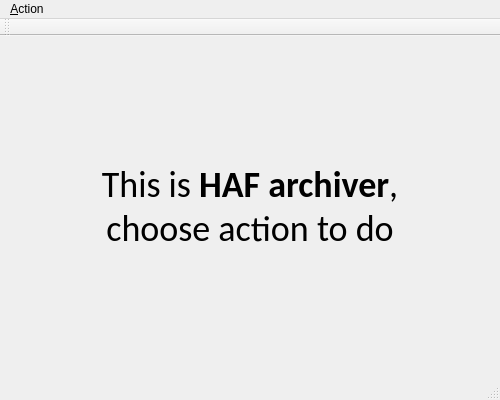
First picture: the form in app/main_window.ui, repository AndLvovSky/haf-archiver, before the edit.
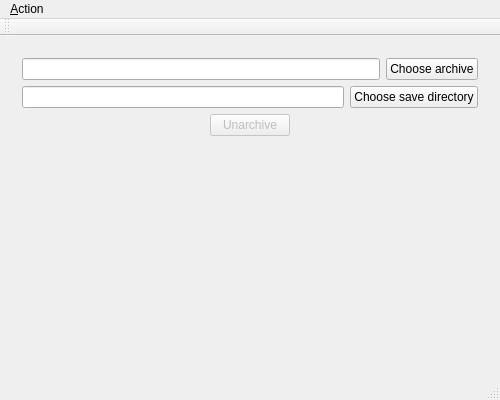
Second picture: the form after the edit. The open tabs and pages were chosen to show the change.

Commit message: Add unarchiving page, add archive name input to archiving page

```diff
--- a/app/main_window.ui
+++ b/app/main_window.ui
@@ -141,6 +141,123 @@
         </item>
         <item>
          <spacer name="verticalSpacer">
+          <property name="orientation">
+           <enum>Qt::Vertical</enum>
+          </property>
+          <property name="sizeType">
+           <enum>QSizePolicy::Expanding</enum>
+          </property>
+          <property name="sizeHint" stdset="0">
+           <size>
+            <width>20</width>
+            <height>187</height>
+           </size>
+          </property>
+         </spacer>
+        </item>
+       </layout>
+      </widget>
+      <widget class="QWidget" name="unarchiving_page">
+       <layout class="QVBoxLayout" name="verticalLayout_4">
+        <item>
+         <layout class="QHBoxLayout" name="horizontalLayout_4">
+          <item>
+           <widget class="QLineEdit" name="archiveText">
+            <property name="enabled">
+             <bool>true</bool>
+            </property>
+            <property name="readOnly">
+             <bool>true</bool>
+            </property>
+           </widget>
+          </item>
+          <item>
+           <widget class="QPushButton" name="chooseArchiveButton">
+            <property name="text">
+             <string>Choose archive</string>
+            </property>
+           </widget>
+          </item>
+         </layout>
+        </item>
+        <item>
+         <layout class="QHBoxLayout" name="horizontalLayout_5">
+          <item>
+           <widget class="QLineEdit" name="saveDirectoryText_2">
+            <property name="enabled">
+             <bool>true</bool>
+            </property>
+            <property name="readOnly">
+             <bool>true</bool>
+            </property>
+           </widget>
+          </item>
+          <item>
+           <widget class="QPushButton" name="chooseSaveDirectoryButton_2">
+            <property name="text">
+             <string>Choose save directory</string>
+            </property>
+           </widget>
+          </item>
+         </layout>
+        </item>
+        <item>
+         <layout class="QHBoxLayout" name="horizontalLayout_6">
+          <item>
+           <spacer name="horizontalSpacer_3">
+            <property name="orientation">
+             <enum>Qt::Horizontal</enum>
+            </property>
+            <property name="sizeHint" stdset="0">
+             <size>
+              <width>40</width>
+              <height>20</height>
+             </size>
+            </property>
+           </spacer>
+          </item>
+          <item>
+           <widget class="QPushButton" name="unarchiveButton">
+            <property name="enabled">
+             <bool>false</bool>
+            </property>
+            <property name="autoFillBackground">
+             <bool>false</bool>
+            </property>
+            <property name="text">
+             <string>Unarchive</string>
+            </property>
+            <property name="checkable">
+             <bool>false</bool>
+            </property>
+            <property name="autoDefault">
+             <bool>false</bool>
+            </property>
+            <property name="default">
+             <bool>false</bool>
+            </property>
+            <property name="flat">
+             <bool>false</bool>
+            </property>
+           </widget>
+          </item>
+          <item>
+           <spacer name="horizontalSpacer_4">
+            <property name="orientation">
+             <enum>Qt::Horizontal</enum>
+            </property>
+            <property name="sizeHint" stdset="0">
+             <size>
+              <width>40</width>
+              <height>20</height>
+             </size>
+            </property>
+           </spacer>
+          </item>
+         </layout>
+        </item>
+        <item>
+         <spacer name="verticalSpacer_2">
           <property name="orientation">
            <enum>Qt::Vertical</enum>
           </property>
```
Left out of the diff: 20 changed lines with no effect on the pictures. The commit also changes 2 other files.
